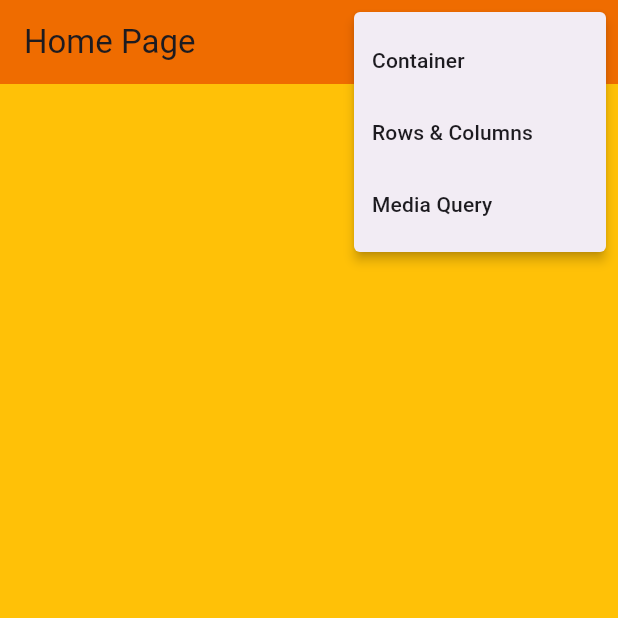
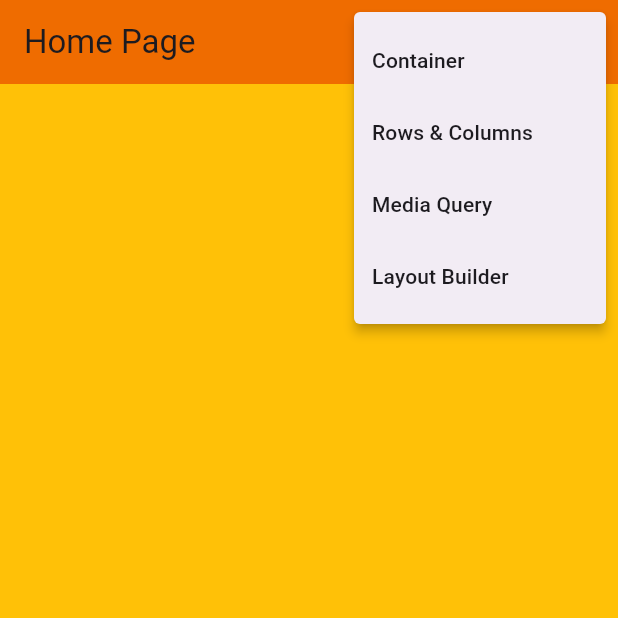
Before and after one commit to beatriz-dadalto/academiaDoFlutter-RodrigoRahman, a Flutter app: the screen it shows after launch, after a tap on the "more vert" icon, on a phone screen of 412 x 824 dp, the top half of it. Run offline on Flutter 3.47's test engine with Material 3 defaults, Android fonts, the light colour scheme and no system bars; our stand-ins replace device_preview; network calls fail.

Commit message:
LayoutBuilder

```diff
--- a/3-jornada-flutter/1-fundamentos-e-widgets/flutter_primeiro_projeto/lib/main.dart
+++ b/3-jornada-flutter/1-fundamentos-e-widgets/flutter_primeiro_projeto/lib/main.dart
@@ -3,6 +3,7 @@ import 'package:flutter/foundation.dart';
 import 'package:flutter/material.dart';
 import 'package:flutter_primeiro_projeto/pages/container/container_page.dart';
 import 'package:flutter_primeiro_projeto/pages/home/home_page.dart';
+import 'package:flutter_primeiro_projeto/pages/layout_builder_page.dart/layout_builder_page.dart';
 import 'package:flutter_primeiro_projeto/pages/media_query/media_query_page.dart';
 import 'package:flutter_primeiro_projeto/pages/rows_columns/row_column_page.dart';
 
@@ -34,6 +35,7 @@ class MyApp extends StatelessWidget {
         '/container': (_) => const ContainerPage(),
         '/rows_columns': (_) => const RowColumnPage(),
         '/media_query': (_) => const MediaQueryPage(),
+        '/layout_builder': (_) => const LayoutBuilderPage(),
       },
     );
   }
--- a/3-jornada-flutter/1-fundamentos-e-widgets/flutter_primeiro_projeto/lib/pages/home/home_page.dart
+++ b/3-jornada-flutter/1-fundamentos-e-widgets/flutter_primeiro_projeto/lib/pages/home/home_page.dart
@@ -4,6 +4,7 @@ enum PopupMenuPages {
   container,
   rowsColumns,
   mediaQuery,
+  layoutBuilder,
 }
 
 class HomePage extends StatelessWidget {
@@ -28,6 +29,8 @@ class HomePage extends StatelessWidget {
                     Navigator.of(context).pushNamed('/rows_columns');
                   case PopupMenuPages.mediaQuery:
                     Navigator.of(context).pushNamed('/media_query');
+                  case PopupMenuPages.layoutBuilder:
+                    Navigator.of(context).pushNamed('/layout_builder');
                 }
               },
               itemBuilder: (BuildContext context) {
@@ -44,6 +47,10 @@ class HomePage extends StatelessWidget {
                     value: PopupMenuPages.mediaQuery,
                     child: Text('Media Query'),
                   ),
+                  const PopupMenuItem<PopupMenuPages>(
+                    value: PopupMenuPages.layoutBuilder,
+                    child: Text('Layout Builder '),
+                  ),
                 ];
               })
         ],
```
Also changed, not shown: 3-jornada-flutter/1-fundamentos-e-widgets/flutter_primeiro_projeto/lib/pages/layout_builder_page.dart/layout_builder_page.dart (added, +39 -0 lines).
